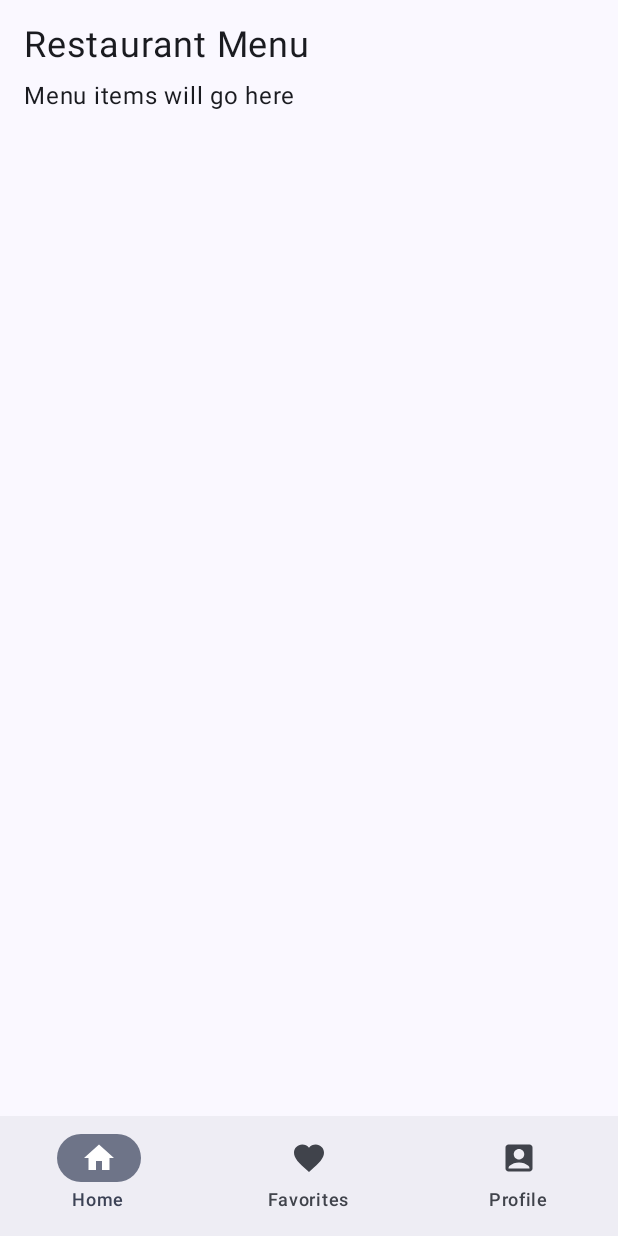
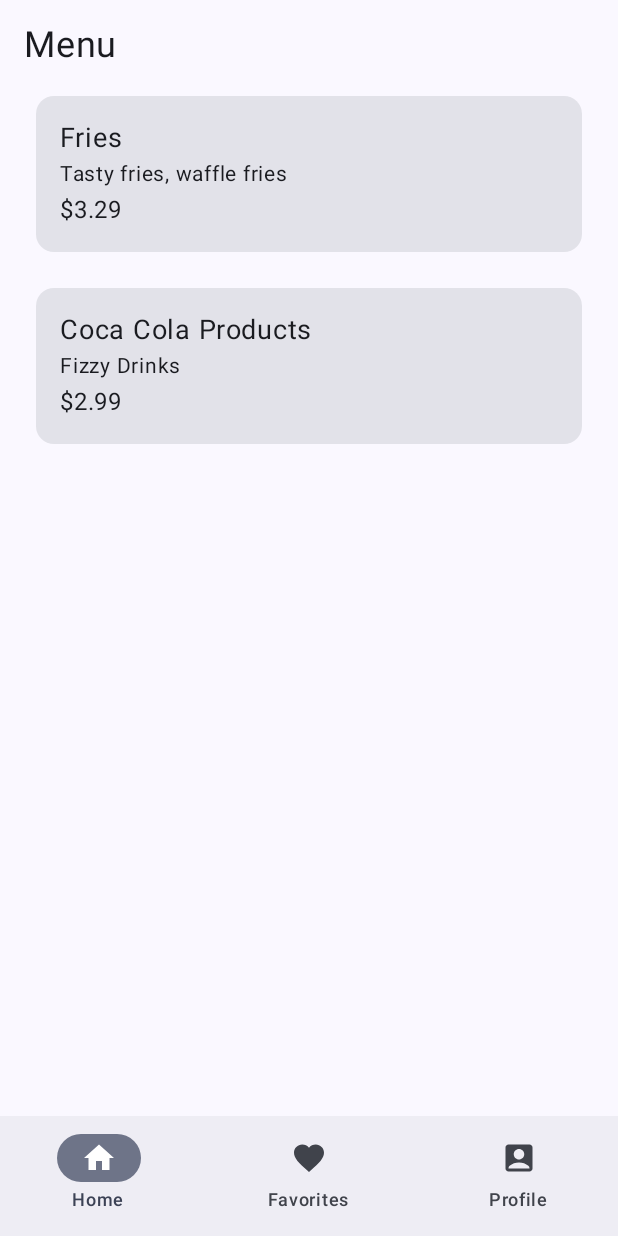
Before and after one commit to adityagarwal23/RestaurantAndroid, an Android app built with Jetpack Compose: the screen it shows after launch (MainActivity), on a phone screen of 412 x 824 dp. Run offline under Robolectric (Android 15) with nearby library versions, the phone set to English and light mode, and no system bars; our stand-ins replace navigation suite.

Commit message:
added sample menu and clicking functionality

```diff
--- /dev/null
+++ b/app/src/main/java/com/example/restaurantmenu/data/model/FakeMenuData.kt
@@ -0,0 +1,24 @@
+package com.example.restaurantmenu.data
+
+import com.example.restaurantmenu.data.model.MenuItems
+import com.example.restaurantmenu.data.model.MenuCategory
+
+object FakeMenuData {
+
+    val menuItems = listOf(
+        MenuItems(
+            id = 1,
+            name = "Fries",
+            description = "Tasty fries, waffle fries",
+            price = 3.29,
+            category = MenuCategory.Appetizers
+        ),
+        MenuItems(
+            id = 2,
+            name = "Coca Cola Products",
+            description = "Fizzy Drinks",
+            price = 2.99,
+            category = MenuCategory.Drinks
+        )
+    )
+}
--- /dev/null
+++ b/app/src/main/java/com/example/restaurantmenu/data/model/MenuItems.kt
@@ -0,0 +1,16 @@
+package com.example.restaurantmenu.data.model
+
+enum class MenuCategory {
+    Appetizers,
+    Entree,
+    Dessert,
+    Drinks
+}
+
+data class MenuItems(
+    val id: Int,
+    val name: String,
+    val description: String,
+    val price: Double,
+    val category: MenuCategory
+)
--- a/app/src/main/java/com/example/restaurantmenu/screensUI/screens/HomeScreen.kt
+++ b/app/src/main/java/com/example/restaurantmenu/screensUI/screens/HomeScreen.kt
@@ -1,11 +1,18 @@
 package com.example.restaurantmenu.ui.screens
 
+import androidx.compose.foundation.clickable
 import androidx.compose.foundation.layout.*
+import androidx.compose.foundation.lazy.LazyColumn
+import androidx.compose.foundation.lazy.items
+import androidx.compose.material3.Card
 import androidx.compose.material3.Text
 import androidx.compose.runtime.Composable
 import androidx.compose.ui.Modifier
 import androidx.compose.ui.unit.dp
 import androidx.compose.ui.unit.sp
+import com.example.restaurantmenu.data.FakeMenuData
+import com.example.restaurantmenu.data.model.MenuItems
+
 
 @Composable
 fun HomeScreen(modifier: Modifier = Modifier) {
@@ -15,14 +22,47 @@ fun HomeScreen(modifier: Modifier = Modifier) {
             .padding(16.dp)
     ) {
         Text(
-            text = "Restaurant Menu",
+            text = "Menu",
             fontSize = 24.sp
         )
 
-        Spacer(modifier = Modifier.height(8.dp))
+        Spacer(modifier = Modifier.height(12.dp))
 
-        Text(
-            text = "Menu items will go here"
-        )
+        LazyColumn(
+            verticalArrangement = Arrangement.spacedBy(8.dp)
+        ) {
+            items(FakeMenuData.menuItems) { item ->
+                MenuItemCard(item = item)
+            }
+        }
     }
 }
+
+@Composable
+fun MenuItemCard(item: MenuItems) {
+    Card(
+        modifier = Modifier
+            .fillMaxWidth()
+            .clickable {
+                // later: navigate to detail screen
+            }
+            .padding(8.dp)
+    ) {
+        Column(
+            modifier = Modifier.padding(16.dp)
+        ) {
+            Text(
+                text = item.name,
+                fontSize = 18.sp
+            )
+            Text(
+                text = item.description,
+                fontSize = 14.sp
+            )
+            Text(
+                text = "$${item.price}",
+                fontSize = 16.sp
+            )
+        }
+    }
+}
```
